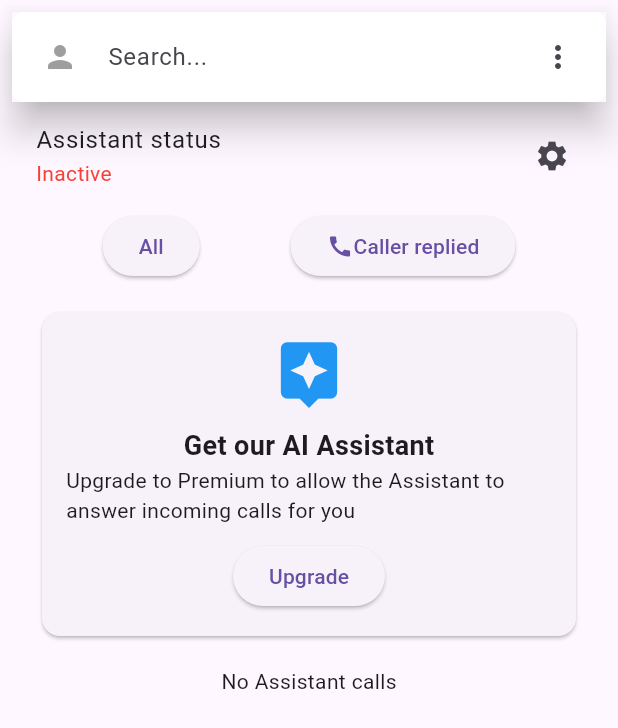
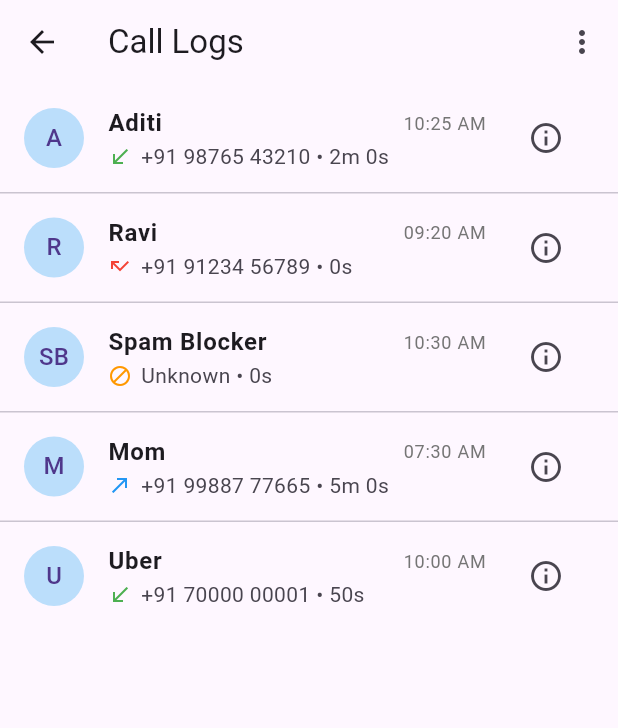
Before and after one commit to Pavan-learnixit/safedail_frountend, a Flutter app: the AssistantancePage screen opened directly, after a tap on the "more vert" icon, on a phone screen of 412 x 824 dp. Shown: the top 728 px of the screen. Run offline on Flutter 3.47's test engine with Material 3 defaults, Android fonts, the phone set to English and light mode, and no system bars; our stand-ins replace dartz, dio, equatable, flutter_animate, flutter_bloc, flutter_secure_storage and 6 more; accounts and stored records are empty.

Commit message:
call logs page

```diff
--- /dev/null
+++ b/lib/features/auth/data/repositories/call_logs_repository.dart
@@ -0,0 +1,73 @@
+// lib/repository/call_logs_repository.dart
+
+import '../../domain/entities/call_log-model.dart';
+
+/// For now ths is an in-memory repository returning dummy data.
+/// Ltr we can implement native call logs nd replace methods.
+class CallLogsRepository {
+  final List<CallLogModel> _storage = _sampleData();
+
+  Future<List<CallLogModel>> fetchAll() async {
+    // simulate small delay
+    await Future.delayed(const Duration(milliseconds: 200));
+    return List.unmodifiable(_storage);
+  }
+
+  Future<void> deleteAll() async {
+    _storage.clear();
+    await Future.delayed(const Duration(milliseconds: 100));
+  }
+
+  // simple helper for filters
+  Future<List<CallLogModel>> fetchByType(CallType? type) async {
+    final all = await fetchAll();
+    if (type == null) return all;
+    return all.where((c) => c.type == type).toList();
+  }
+}
+
+List<CallLogModel> _sampleData() {
+  final now = DateTime.now();
+  return [
+    CallLogModel(
+      id: '1',
+      name: 'Aditi',
+      number: '+91 98765 43210',
+      time: now.subtract(const Duration(minutes: 5)),
+      durationSeconds: 120,
+      type: CallType.incoming,
+    ),
+    CallLogModel(
+      id: '2',
+      name: 'Ravi',
+      number: '+91 91234 56789',
+      time: now.subtract(const Duration(hours: 1, minutes: 10)),
+      durationSeconds: 0,
+      type: CallType.missed,
+    ),
+    CallLogModel(
+      id: '3',
+      name: 'Spam Blocker',
+      number: 'Unknown',
+      time: now.subtract(const Duration(days: 1)),
+      durationSeconds: 0,
+      type: CallType.blocked,
+    ),
+    CallLogModel(
+      id: '4',
+      name: 'Mom',
+      number: '+91 99887 77665',
+      time: now.subtract(const Duration(days: 2, hours: 3)),
+      durationSeconds: 300,
+      type: CallType.outgoing,
+    ),
+    CallLogModel(
+      id: '5',
+      name: 'Uber',
+      number: '+91 70000 00001',
+      time: now.subtract(const Duration(minutes: 30)),
+      durationSeconds: 50,
+      type: CallType.incoming,
+    ),
+  ];
+}
--- /dev/null
+++ b/lib/features/auth/domain/entities/call_log-model.dart
@@ -0,0 +1,42 @@
+import 'package:equatable/equatable.dart';
+
+enum CallType { incoming, outgoing, missed, blocked }
+
+class CallLogModel extends Equatable {
+  final String id;
+  final String name;
+  final String number;
+  final DateTime time;
+  final int durationSeconds;
+  final CallType type;
+
+  const CallLogModel({
+    required this.id,
+    required this.name,
+    required this.number,
+    required this.time,
+    required this.durationSeconds,
+    required this.type,
+  });
+
+  @override
+  List<Object?> get props => [id, name, number, time, durationSeconds, type];
+
+  CallLogModel copyWith({
+    String? id,
+    String? name,
+    String? number,
+    DateTime? time,
+    int? durationSeconds,
+    CallType? type,
+  }) {
+    return CallLogModel(
+      id: id ?? this.id,
+      name: name ?? this.name,
+      number: number ?? this.number,
+      time: time ?? this.time,
+      durationSeconds: durationSeconds ?? this.durationSeconds,
+      type: type ?? this.type,
+    );
+  }
+}
--- /dev/null
+++ b/lib/features/presentation/bloc/call_logs_bloc.dart
@@ -0,0 +1,60 @@
+import 'package:flutter_bloc/flutter_bloc.dart';
+
+import '../../auth/data/repositories/call_logs_repository.dart';
+import 'call_logs_event.dart';
+import 'call_logs_state.dart';
+
+class CallLogsBloc extends Bloc<CallLogsEvent, CallLogsState> {
+  final CallLogsRepository repository;
+
+  CallLogsBloc({required this.repository}) : super(CallLogsInitial()) {
+    on<LoadCallLogs>(_onLoad);
+    on<FilterCallLogs>(_onFilter);
+    on<DeleteAllCallLogs>(_onDeleteAll);
+  }
+
+  Future<void> _onLoad(LoadCallLogs event, Emitter<CallLogsState> emit) async {
+    emit(CallLogsLoading());
+    try {
+      final logs = await repository.fetchAll();
+      if (logs.isEmpty) {
+        emit(CallLogsEmpty());
+      } else {
+        emit(CallLogsLoaded(callLogs: logs, activeFilter: null));
+      }
+    } catch (e) {
+      emit(CallLogsError(e.toString()));
+    }
+  }
+
+  Future<void> _onFilter(
+      FilterCallLogs event, Emitter<CallLogsState> emit) async {
+    emit(CallLogsLoading());
+    try {
+      final logs = await repository.fetchByType(event.filterType);
+      if (logs.isEmpty) {
+        emit(CallLogsEmpty());
+      } else {
+        emit(CallLogsLoaded(callLogs: logs, activeFilter: event.filterType));
+      }
+    } catch (e) {
+      emit(CallLogsError(e.toString()));
+    }
+  }
+
+  Future<void> _onDeleteAll(
+      DeleteAllCallLogs event, Emitter<CallLogsState> emit) async {
+    emit(CallLogsLoading());
+    try {
+      await repository.deleteAll();
+      final logs = await repository.fetchAll();
+      if (logs.isEmpty) {
+        emit(CallLogsEmpty());
+      } else {
+        emit(CallLogsLoaded(callLogs: logs, activeFilter: null));
+      }
+    } catch (e) {
+      emit(CallLogsError(e.toString()));
+    }
+  }
+}
--- /dev/null
+++ b/lib/features/presentation/bloc/call_logs_event.dart
@@ -0,0 +1,24 @@
+import 'package:equatable/equatable.dart';
+
+import '../../auth/domain/entities/call_log-model.dart';
+
+
+abstract class CallLogsEvent extends Equatable {
+  const CallLogsEvent();
+
+  @override
+  List<Object?> get props => [];
+}
+
+class LoadCallLogs extends CallLogsEvent {}
+
+class FilterCallLogs extends CallLogsEvent {
+  final CallType? filterType; // null => all
+
+  const FilterCallLogs(this.filterType);
+
+  @override
+  List<Object?> get props => [filterType];
+}
+
+class DeleteAllCallLogs extends CallLogsEvent {}
--- /dev/null
+++ b/lib/features/presentation/bloc/call_logs_state.dart
@@ -0,0 +1,36 @@
+import 'package:equatable/equatable.dart';
+
+import '../../auth/domain/entities/call_log-model.dart';
+
+
+abstract class CallLogsState extends Equatable {
+  const CallLogsState();
+
+  @override
+  List<Object?> get props => [];
+}
+
+class CallLogsInitial extends CallLogsState {}
+
+class CallLogsLoading extends CallLogsState {}
+
+class CallLogsLoaded extends CallLogsState {
+  final List<CallLogModel> callLogs;
+  final CallType? activeFilter;
+
+  const CallLogsLoaded({required this.callLogs, this.activeFilter});
+
+  @override
+  List<Object?> get props => [callLogs, activeFilter];
+}
+
+class CallLogsEmpty extends CallLogsState {}
+
+class CallLogsError extends CallLogsState {
+  final String message;
+
+  const CallLogsError(this.message);
+
+  @override
+  List<Object?> get props => [message];
+}
--- a/lib/features/presentation/pages/assistence_page.dart
+++ b/lib/features/presentation/pages/assistence_page.dart
@@ -2,6 +2,8 @@ import 'package:flutter/cupertino.dart';
 import 'package:flutter/material.dart';
 import 'package:truecaller_clone/features/presentation/pages/profile_page.dart';
 import 'package:truecaller_clone/features/presentation/widgets/search_bar.dart';
+
+import 'call_logs_page.dart';
 
 
 
@@ -51,7 +53,7 @@ class _AssistantancePageState extends State<AssistantancePage> {
             padding: const EdgeInsets.all(8.0),
             child: Column(
               children: [
-                buildSearchBar(controller: searchController, suffixOnPressed: () {  }, prefixOnPressed: () {
+                buildSearchBar(controller: searchController, suffixOnPressed: () { Navigator.push(context, MaterialPageRoute(builder: (_)=>CallLogsPage()));}, prefixOnPressed: () {
                   Navigator.push(context, MaterialPageRoute(builder: (_)=>ProfilePage()));
                 }, onSubmitted: (value) {  },height: 60),
 
--- /dev/null
+++ b/lib/features/presentation/pages/call_logs_page.dart
@@ -0,0 +1,193 @@
+import 'package:flutter/material.dart';
+import 'package:flutter_bloc/flutter_bloc.dart';
+import 'package:truecaller_clone/features/presentation/pages/settings_page.dart';
+import '../../auth/data/repositories/call_logs_repository.dart';
+import '../../auth/domain/entities/call_log-model.dart';
+import '../bloc/call_logs_bloc.dart';
+import '../bloc/call_logs_event.dart';
+import '../bloc/call_logs_state.dart';
+import '../widgets/call_log_item.dart';
+
+class CallLogsPage extends StatelessWidget {
+  const CallLogsPage({super.key});
+
+  @override
+  Widget build(BuildContext context) {
+    return RepositoryProvider(
+      create: (_) => CallLogsRepository(),
+      child: BlocProvider(
+        create: (context) =>
+        CallLogsBloc(repository: context.read<CallLogsRepository>())
+          ..add(LoadCallLogs()),
+        child: const CallLogsView(),
+      ),
+    );
+  }
+}
+
+class CallLogsView extends StatelessWidget {
+  const CallLogsView({super.key});
+
+  void _onMenuSelected(BuildContext context, _MenuAction action) {
+    final bloc = context.read<CallLogsBloc>();
+    switch (action) {
+      case _MenuAction.all:
+        bloc.add(const FilterCallLogs(null));
+        break;
+      case _MenuAction.outgoing:
+        bloc.add(const FilterCallLogs(CallType.outgoing));
+        break;
+      case _MenuAction.incoming:
+        bloc.add(const FilterCallLogs(CallType.incoming));
+        break;
+      case _MenuAction.missed:
+        bloc.add(const FilterCallLogs(CallType.missed));
+        break;
+      case _MenuAction.blocked:
+        bloc.add(const FilterCallLogs(CallType.blocked));
+        break;
+      case _MenuAction.deleteAll:
+        _confirmDeleteAll(context);
+        break;
+      case _MenuAction.settings:
+        Navigator.of(context)
+            .push(MaterialPageRoute(builder: (_) => const SettingsPage()));
+        break;
+    }
+  }
+
+  static void _confirmDeleteAll(BuildContext context) {
+    showDialog(
+      context: context,
+      builder: (ctx) => AlertDialog(
+        title: const Text('Delete all calls'),
+        content: const Text(
+            'Are you sure you want to delete all call logs? This action cannot be undone.'),
+        actions: [
+          TextButton(
+              onPressed: () => Navigator.of(ctx).pop(),
+              child: const Text('Cancel')),
+          TextButton(
+            onPressed: () {
+              Navigator.of(ctx).pop();
+              context.read<CallLogsBloc>().add(DeleteAllCallLogs());
+            },
+            child: const Text('Delete', style: TextStyle(color: Colors.red)),
+          ),
+        ],
+      ),
+    );
+  }
+
+  @override
+  Widget build(BuildContext context) {
+    return Scaffold(
+      appBar: AppBar(
+        title: const Text('Call Logs'),
+        actions: [
+          PopupMenuButton<_MenuAction>(
+            icon: const Icon(Icons.more_vert),
+            onSelected: (action) => _onMenuSelected(context, action),
+            itemBuilder: (ctx) => [
+              const PopupMenuItem(
+                  value: _MenuAction.all, child: Text('All calls')),
+              const PopupMenuItem(
+                  value: _MenuAction.outgoing, child: Text('Outgoing calls')),
+              const PopupMenuItem(
+                  value: _MenuAction.incoming, child: Text('Incoming calls')),
+              const PopupMenuItem(
+                  value: _MenuAction.missed, child: Text('Missed calls')),
+              const PopupMenuItem(
+                  value: _MenuAction.blocked, child: Text('Blocked calls')),
+              const PopupMenuDivider(),
+              const PopupMenuItem(
+                  value: _MenuAction.deleteAll,
+                  child: Text('Delete all calls')),
+              const PopupMenuItem(
+                  value: _MenuAction.settings, child: Text('Settings')),
+            ],
+          ),
+        ],
+      ),
+      body: BlocBuilder<CallLogsBloc, CallLogsState>(
+        builder: (context, state) {
+          if (state is CallLogsLoading || state is CallLogsInitial) {
+            return const Center(child: CircularProgressIndicator());
+          } else if (state is CallLogsEmpty) {
+            return const Center(child: Text('No call logs'));
+          } else if (state is CallLogsError) {
+            return Center(child: Text('Error: ${state.message}'));
+          } else if (state is CallLogsLoaded) {
+            return Column(
+              children: [
+                if (state.activeFilter != null)
+                  Container(
+                    width: double.infinity,
+                    color: Colors.blue.shade50,
+                    padding:
+                    const EdgeInsets.symmetric(horizontal: 12, vertical: 8),
+                    child: Row(
+                      mainAxisAlignment: MainAxisAlignment.spaceBetween,
+                      children: [
+                        Text('Filter: ${_friendlyFilter(state.activeFilter!)}'),
+                        TextButton(
+                          onPressed: () => context
+                              .read<CallLogsBloc>()
+                              .add(const FilterCallLogs(null)),
+                          child: const Text('Clear'),
+                        )
+                      ],
+                    ),
+                  ),
+                Expanded(
+                  child: ListView.separated(
+                    itemCount: state.callLogs.length,
+                    separatorBuilder: (_, __) => const Divider(height: 1),
+                    itemBuilder: (context, index) {
+                      final item = state.callLogs[index];
+                      return CallLogItem(
+                        model: item,
+                        onTap: () {
+                          ScaffoldMessenger.of(context).showSnackBar(
+                            SnackBar(
+                                content: Text(
+                                    'Tapped ${item.name} (${item.number})')),
+                          );
+                        },
+                      );
+                    },
+                  ),
+                ),
+              ],
+            );
+          } else {
+            return const SizedBox.shrink();
+          }
+        },
+      ),
+    );
+  }
+
+  String _friendlyFilter(CallType type) {
+    switch (type) {
+      case CallType.incoming:
+        return 'Incoming';
+      case CallType.outgoing:
+        return 'Outgoing';
+      case CallType.missed:
+        return 'Missed';
+      case CallType.blocked:
+        return 'Blocked';
+    }
+  }
+}
+
+enum _MenuAction {
+  all,
+  outgoing,
+  incoming,
+  missed,
+  blocked,
+  deleteAll,
+  settings,
+}
--- /dev/null
+++ b/lib/features/presentation/widgets/call_log_item.dart
@@ -0,0 +1,121 @@
+import 'package:flutter/material.dart';
+import 'package:intl/intl.dart';
+
+import '../../auth/domain/entities/call_log-model.dart';
+
+class CallLogItem extends StatelessWidget {
+  final CallLogModel model;
+  final VoidCallback? onTap;
+
+  const CallLogItem({super.key, required this.model, this.onTap});
+
+  @override
+  Widget build(BuildContext context) {
+    final timeText = DateFormat('hh:mm a').format(model.time);
+    final subtitle =
+        '${model.number} • ${_durationText(model.durationSeconds)}';
+
+    IconData icon;
+    Color iconColor = Colors.grey;
+    switch (model.type) {
+      case CallType.incoming:
+        icon = Icons.call_received;
+        iconColor = Colors.green;
+        break;
+      case CallType.outgoing:
+        icon = Icons.call_made;
+        iconColor = Colors.blue;
+        break;
+      case CallType.missed:
+        icon = Icons.call_missed;
+        iconColor = Colors.red;
+        break;
+      case CallType.blocked:
+        icon = Icons.block;
+        iconColor = Colors.orange;
+        break;
+    }
+
+    return ListTile(
+      onTap: onTap,
+      leading: CircleAvatar(
+          child: Text(_initials(model.name)),
+          backgroundColor: Colors.blue.shade100),
+      title: Row(
+        children: [
+          Expanded(
+              child: Text(model.name,
+                  style: const TextStyle(fontWeight: FontWeight.w600))),
+          Text(timeText,
+              style: TextStyle(color: Colors.grey.shade600, fontSize: 12)),
+        ],
+      ),
+      subtitle: Row(
+        children: [
+          Icon(icon, size: 16, color: iconColor),
+          const SizedBox(width: 6),
+          Expanded(child: Text(subtitle)),
+        ],
+      ),
+      trailing: IconButton(
+        icon: const Icon(Icons.info_outline),
+        onPressed: () {
+          // show details
+          showModalBottomSheet(
+            context: context,
+            builder: (_) => _detailSheet(context),
+          );
+        },
+      ),
+    );
+  }
+
+  String _initials(String name) {
+    final parts = name.split(' ');
+    if (parts.isEmpty) return '';
+    if (parts.length == 1) return parts[0][0];
+    return '${parts[0][0]}${parts[1][0]}'.toUpperCase();
+  }
+
+  String _durationText(int sec) {
+    if (sec <= 0) return '0s';
+    final m = sec ~/ 60;
+    final s = sec % 60;
+    if (m > 0) return '${m}m ${s}s';
+    return '${s}s';
+  }
+
+  Widget _detailSheet(BuildContext context) {
+    return Padding(
+      padding: const EdgeInsets.all(16),
+      child: Column(
+          mainAxisSize: MainAxisSize.min,
+          crossAxisAlignment: CrossAxisAlignment.start,
+          children: [
+            Text(model.name,
+                style:
+                const TextStyle(fontSize: 18, fontWeight: FontWeight.bold)),
+            const SizedBox(height: 8),
+            Text('Number: ${model.number}'),
+            Text('Time: ${model.time}'),
+            Text('Duration: ${_durationText(model.durationSeconds)}'),
+            Text('Type: ${model.type.name}'),
+            const SizedBox(height: 12),
+            Row(
+              children: [
+                ElevatedButton.icon(
+                    onPressed: () {},
+                    icon: const Icon(Icons.call),
+                    label: const Text('Call')),
+                const SizedBox(width: 8),
+                OutlinedButton.icon(
+                    onPressed: () {},
+                    icon: const Icon(Icons.message),
+                    label: const Text('Message')),
+              ],
+            ),
+            const SizedBox(height: 12),
+          ]),
+    );
+  }
+}
```
Also changed, not shown: lib/features/presentation/pages/settings_page.dart (added, +30 -0 lines), 4 other files.
